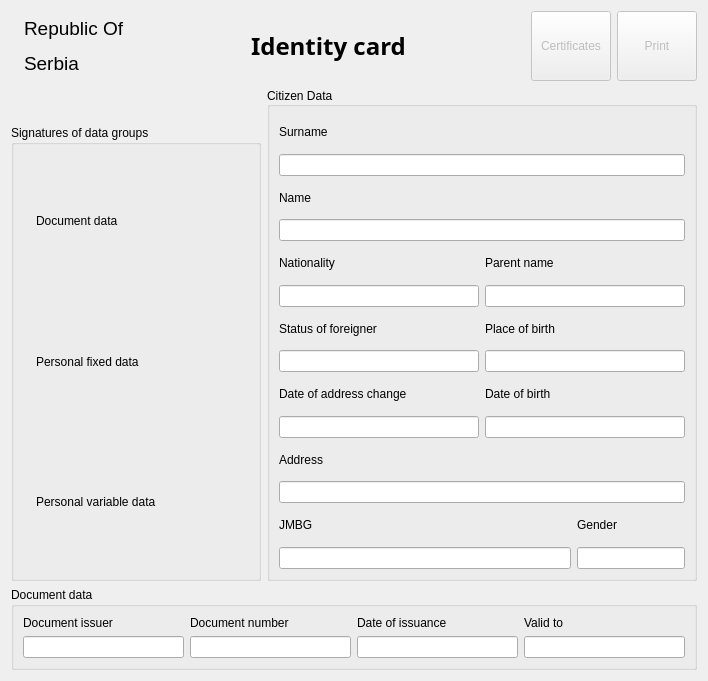
First picture: the form in src/document/eid/eid.ui, repository LibreSCRS/LibreCelik, before the edit.
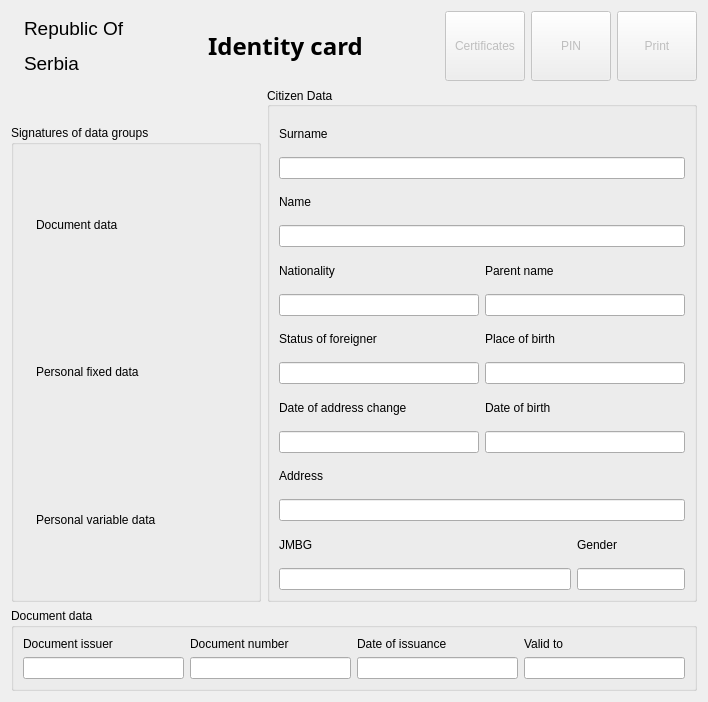
Second picture: the form after the edit. Icons and pictures are not drawn.

```diff
--- a/src/document/eid/eid.ui
+++ b/src/document/eid/eid.ui
@@ -7,7 +7,7 @@
     <x>0</x>
     <y>0</y>
     <width>708</width>
-    <height>681</height>
+    <height>702</height>
    </rect>
   </property>
   <property name="windowTitle">
@@ -158,6 +158,41 @@
              </property>
             </widget>
            </item>
+           <item>
+            <widget class="QToolButton" name="changePinButton">
+             <property name="enabled">
+              <bool>false</bool>
+             </property>
+             <property name="sizePolicy">
+              <sizepolicy hsizetype="Fixed" vsizetype="Fixed">
+               <horstretch>0</horstretch>
+               <verstretch>0</verstretch>
+              </sizepolicy>
+             </property>
+             <property name="minimumSize">
+              <size>
+               <width>80</width>
+               <height>70</height>
+              </size>
+             </property>
+             <property name="text">
+              <string>PIN</string>
+             </property>
+             <property name="icon">
+              <iconset resource="../../../resources/librecelik.qrc">
+               <normaloff>:/images/pin-change-icon.png</normaloff>:/images/pin-change-icon.png</iconset>
+             </property>
+             <property name="iconSize">
+              <size>
+               <width>48</width>
+               <height>48</height>
+              </size>
+             </property>
+             <property name="toolButtonStyle">
+              <enum>Qt::ToolButtonStyle::ToolButtonTextUnderIcon</enum>
+             </property>
+            </widget>
+           </item>
            <item>
             <widget class="QToolButton" name="toolButton">
              <property name="enabled">
```
Left out of the diff: 16 changed lines with no effect on the pictures.
